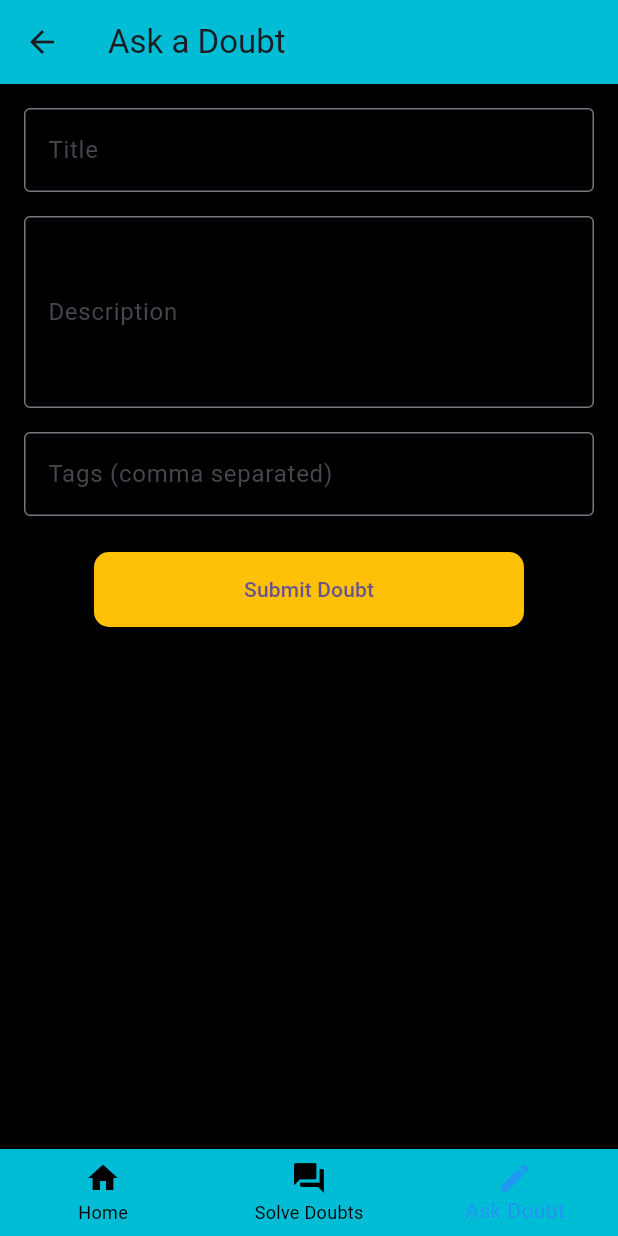
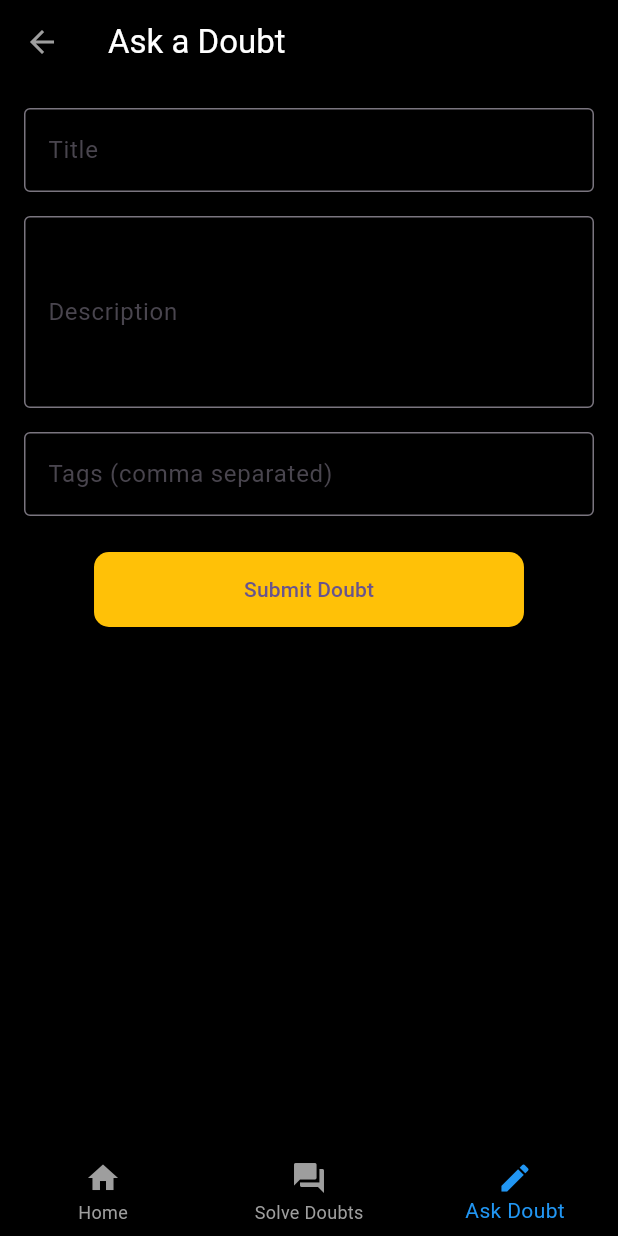
Before and after one commit to Sanath-S-Shetty/NO-DOUBT-V2, a Flutter app: the ProfilePage screen opened directly, after a tap on "Back to Options", after a tap on "Ask a Doubt", on a phone screen of 412 x 824 dp. Run offline on Flutter 3.47's test engine with Material 3 defaults, Android fonts, the phone set to English and light mode, and no system bars; our stand-ins replace cloud_firestore, firebase_auth, firebase_core; accounts and stored records are empty.

Commit message:
username feature added
made ui more clear

```diff
--- a/lib/askdoubtpage.dart
+++ b/lib/askdoubtpage.dart
@@ -95,7 +95,8 @@ class _AskDoubtPageState extends State<AskDoubtPage> {
        backgroundColor: color.primary,
       appBar: AppBar(
         backgroundColor: color.text1,
-        title: const Text('Ask a Doubt'),
+        title: const Text('Ask a Doubt',style: TextStyle(color: color.box),),
+        iconTheme: const IconThemeData(color: Colors.grey),
       ),
       body: Padding(
         padding: const EdgeInsets.all(16.0),
@@ -151,7 +152,7 @@ class _AskDoubtPageState extends State<AskDoubtPage> {
         backgroundColor: color.text1,
         currentIndex: 2,
         selectedItemColor: Colors.blue,
-        unselectedItemColor: color.primary,
+        unselectedItemColor: Colors.grey,
         onTap: (index) {
           if (index == 2) return;
           if (index == 0) {
--- a/lib/colors.dart
+++ b/lib/colors.dart
@@ -1,12 +1,10 @@
-
 import 'package:flutter/material.dart';
 
 class color {
   static const primary = Colors.black;
   //static const text1 = Colors.purpleAccent;
-  static const box = Colors.amber;
-   static const text2 = Colors.white;
-   static const top = Colors.deepPurple;
-   static const text1 = Colors.cyan;
-
+  static const box = Colors.white;
+  static const text2 = Colors.white;
+  static const top = Colors.deepPurple;
+  static const text1 = Color(0x1E88E5);
 }
--- a/lib/home.dart
+++ b/lib/home.dart
@@ -83,7 +83,7 @@ class _HomeScreenState extends State<HomeScreen> {
                   MaterialPageRoute(builder: (context) => const ProfilePage()),
                 );
               },
-              child: const Icon(Icons.person_outline, color: Colors.black),
+              child: const Icon(Icons.person_outline, color: Colors.white),
             ),
           ),
         ],
@@ -103,9 +103,10 @@ class _HomeScreenState extends State<HomeScreen> {
                       const Text('Your Interests', style: TextStyle(fontSize: 20, fontWeight: FontWeight.bold,color: color.box)),
                       DropdownButton<SortOption>(
                         value: sortOption,
+                        dropdownColor: color.primary,
                         items: const [
-                          DropdownMenuItem(value: SortOption.newest, child: Text("Newest", style: TextStyle(color: color.box),)),
-                          DropdownMenuItem(value: SortOption.oldest, child: Text("Oldest",style: TextStyle(color: color.box),)),
+                          DropdownMenuItem(value: SortOption.newest, child: Text("Newest", style: TextStyle(color:color.box))),
+                          DropdownMenuItem(value: SortOption.oldest, child: Text("Oldest",style: TextStyle(color:color.box))),
                           DropdownMenuItem(value: SortOption.stars, child: Text("Stars",style: TextStyle(color: color.box))),
                         ],
                         onChanged: (value) {
@@ -257,7 +258,7 @@ class DoubtCard extends StatelessWidget {
         margin: const EdgeInsets.only(bottom: 16),
         padding: const EdgeInsets.all(16),
         decoration: BoxDecoration(
-          color: Colors.white,
+          color: Color(0xffFFFDD0),
           borderRadius: BorderRadius.circular(16),
           boxShadow: const [
             BoxShadow(color: Colors.black12, blurRadius: 8, offset: Offset(0, 4)),
--- a/lib/option.dart
+++ b/lib/option.dart
@@ -15,7 +15,7 @@ class Option extends StatelessWidget {
         backgroundColor: Colors.black,
         title: Text(
           'Home',
-          style: TextStyle(color: Colors.amber, fontWeight: FontWeight.bold),
+          style: TextStyle(color: color.box, fontWeight: FontWeight.bold),
         ),
         centerTitle: true,
       ),
@@ -48,7 +48,7 @@ class Option extends StatelessWidget {
         backgroundColor: color.text1,
         currentIndex: 0,
         selectedItemColor: Colors.blue,
-        unselectedItemColor: color.primary,
+        unselectedItemColor: Colors.grey,
         onTap: (index) {
           if (index == 2) {
             Navigator.push(
```
Also changed, not shown: 1 other file.
